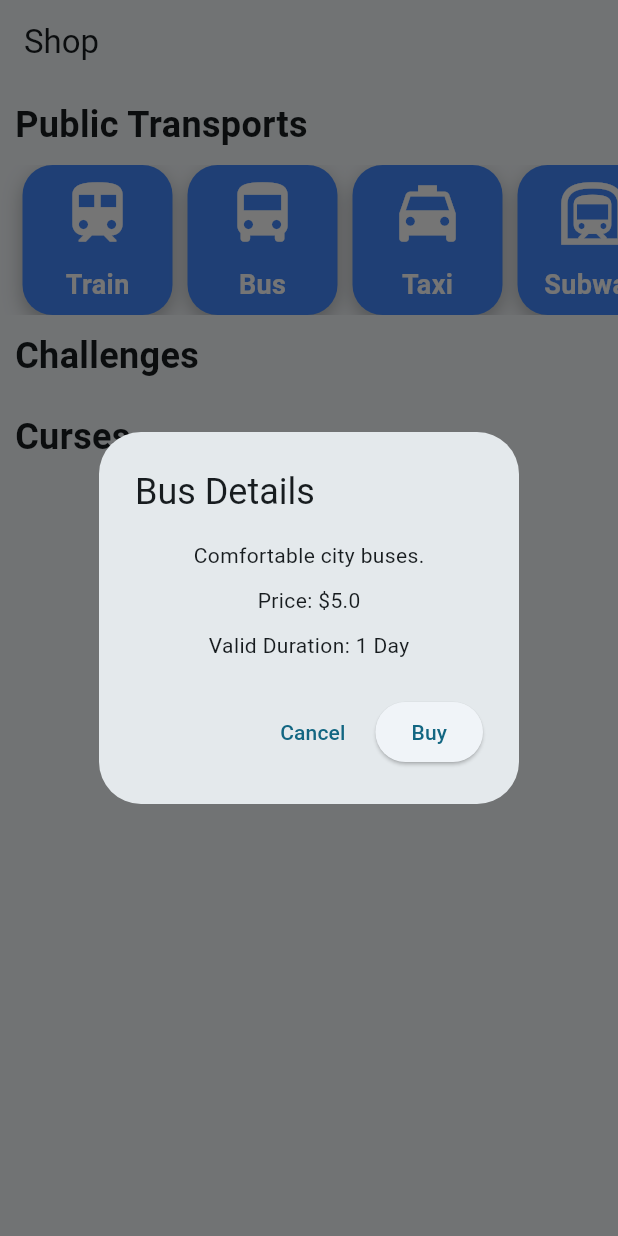
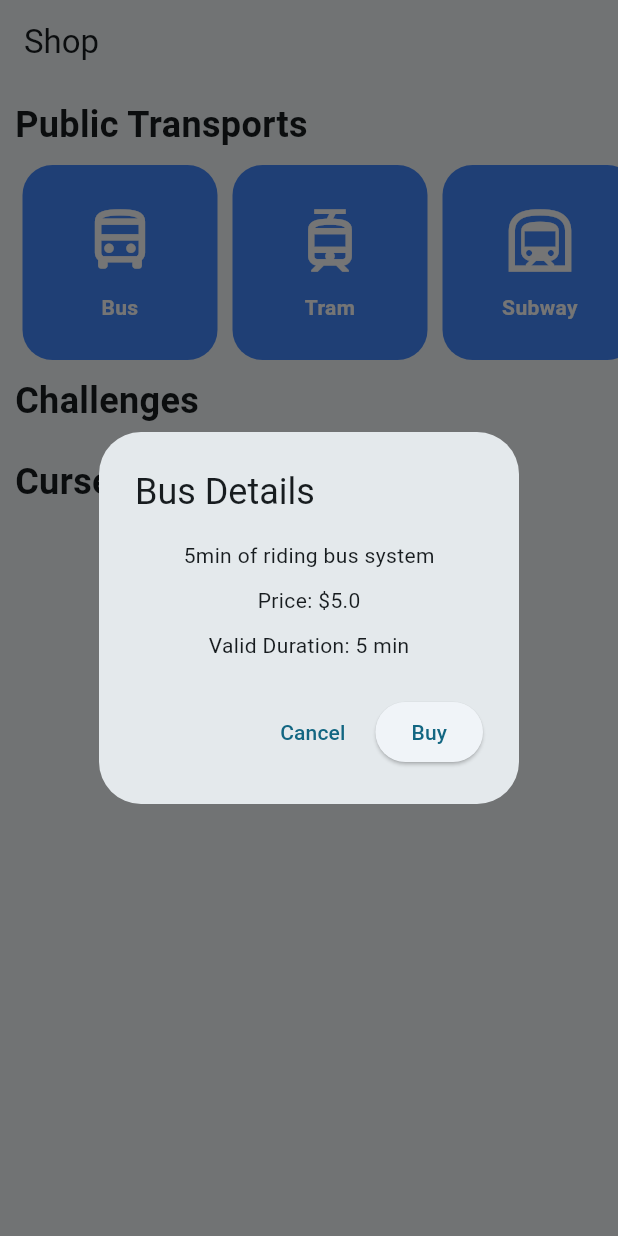
Before and after one commit to TheHuntingGame/the_hunting_game, a Flutter app: the ShopPage screen opened directly, after a tap on "Bus", on a phone screen of 412 x 824 dp. Run offline on Flutter 3.47's test engine with Material 3 defaults, Android fonts, the phone set to English and light mode, and no system bars; our stand-ins replace flutter_map, geolocator, latlong2, permission_handler, qr_flutter, shared_preferences; missing offline and left inert: flutter_map_cancellable_tile_provider; accounts and stored records are empty.

Commit message:
add public transportation icons, safe area compass

```diff
--- a/lib/screens/in_game/map_page.dart
+++ b/lib/screens/in_game/map_page.dart
@@ -153,8 +153,10 @@ class _MapPageState extends State<MapPage> {
                 userAgentPackageName: 'com.example.app',
               ),
 
-              const MapCompass.cupertino(
-                hideIfRotatedNorth: false,
+              const SafeArea(
+                child: MapCompass.cupertino(
+                  hideIfRotatedNorth: false,
+                ),
               ),
               if (_currentPosition != null)
                 MarkerLayer(
--- a/lib/screens/in_game/shop_page.dart
+++ b/lib/screens/in_game/shop_page.dart
@@ -4,32 +4,61 @@ import '../../components/transport_option.dart';
 class ShopPage extends StatelessWidget {
   final List<TransportOption> transportOptions = [
     TransportOption(
-      name: 'Train',
-      icon: Icons.train,
-      description: 'Fast and reliable train service.',
-      price: 10.0,
-      validDuration: '1 Day',
+      name: 'Bus',
+      icon: Icons.directions_bus_outlined,
+      description: '5min of riding bus system',
+      price: 5.0,
+      validDuration: '5 min',
     ),
     TransportOption(
-      name: 'Bus',
-      icon: Icons.directions_bus,
-      description: 'Comfortable city buses.',
-      price: 5.0,
-      validDuration: '1 Day',
+      name: 'Tram',
+      icon: Icons.tram_outlined,
+      description: '10min of riding tram system',
+      price: 10.0,
+      validDuration: '10 min',
+    ),
+    TransportOption(
+      name: 'Subway',
+      icon: Icons.subway_outlined,
+      description: '5min of riding subway system',
+      price: 10.0,
+      validDuration: '5min',
+    ),
+    TransportOption(
+      name: 'Suburban Train',
+      icon: Icons.directions_subway_outlined,
+      description: '10min of riding suburban train system',
+      price: 10.0,
+      validDuration: '10 min',
+    ),
+    TransportOption(
+      name: 'Train',
+      icon: Icons.train_outlined,
+      description: '20min of riding train system',
+      price: 10.0,
+      validDuration: '20 min',
+    ),
+    TransportOption(
+      name: 'E-Scooter/Bike',
+      icon: Icons.bike_scooter_outlined,
+      description: '10min of riding e-scooter/bike',
+      price: 10.0,
+      validDuration: '10 min',
     ),
     TransportOption(
       name: 'Taxi',
-      icon: Icons.local_taxi,
-      description: 'Convenient taxi service.',
+      icon: Icons.local_taxi_outlined,
+      description: '10min of riding taxi system',
       price: 20.0,
-      validDuration: '1 Hour',
+      validDuration: '10 min',
     ),
     TransportOption(
-    name: 'Subway',
-    icon: Icons.subway_outlined,
-    description: '5min of riding subway system',
-    price: 10.0,
-    validDuration: '5min')
+      name: 'Ferry',
+      icon: Icons.directions_boat_outlined,
+      description: '30min on a ferry',
+      price: 10.0,
+      validDuration: '30min',
+    )
   ];
 
   @override
@@ -43,15 +72,15 @@ class ShopPage extends StatelessWidget {
         child: Column(
           crossAxisAlignment: CrossAxisAlignment.start,
           children: [
-            Padding(
-              padding: const EdgeInsets.all(10.0),
+            const Padding(
+              padding: EdgeInsets.all(10.0),
               child: Text(
                 'Public Transports',
                 style: TextStyle(fontSize: 24, fontWeight: FontWeight.bold),
               ),
             ),
-            Container(
-              height: 100,
+            SizedBox(
+              height: 130,
               child: ListView.builder(
                 scrollDirection: Axis.horizontal,
                 padding: const EdgeInsets.symmetric(horizontal: 10.0),
@@ -63,34 +92,29 @@ class ShopPage extends StatelessWidget {
                       _showTransportDetails(context, transport);
                     },
                     child: Container(
-                      width: 100,
-                      margin: EdgeInsets.symmetric(horizontal: 5.0),
+                      width: 130,
+                      margin: const EdgeInsets.symmetric(horizontal: 5.0),
                       decoration: BoxDecoration(
                         color: Colors.blueAccent,
                         borderRadius: BorderRadius.circular(20),
-                        boxShadow: [
-                          BoxShadow(
-                            color: Colors.black26,
-                            blurRadius: 10,
-                            offset: Offset(0, 5),
-                          ),
-                        ],
                       ),
                       child: Column(
                         mainAxisAlignment: MainAxisAlignment.center,
+                        crossAxisAlignment: CrossAxisAlignment.center,
                         children: [
                           Icon(
                             transport.icon,
                             size: 50,
                             color: Colors.white,
                           ),
-                          SizedBox(height: 10),
-                          Text(
-                            transport.name,
-                            style: TextStyle(
-                              color: Colors.white,
-                              fontSize: 18,
-                              fontWeight: FontWeight.bold,
+                          const SizedBox(height: 10),Center(
+                            child: Text(
+                              transport.name,
+                              textAlign: TextAlign.center,
+                              style: const TextStyle(
+                                color: Colors.white,
+                                fontWeight: FontWeight.bold,
+                              ),
                             ),
                           ),
                         ],
@@ -100,16 +124,16 @@ class ShopPage extends StatelessWidget {
                 },
               ),
             ),
-            Padding(
-              padding: const EdgeInsets.all(10.0),
+            const Padding(
+              padding: EdgeInsets.all(10.0),
               child: Text(
                 'Challenges',
                 style: TextStyle(fontSize: 24, fontWeight: FontWeight.bold),
               ),
             ),
             // Add your Challenge widgets here
-            Padding(
-              padding: const EdgeInsets.all(10.0),
+            const Padding(
+              padding: EdgeInsets.all(10.0),
               child: Text(
                 'Curses',
                 style: TextStyle(fontSize: 24, fontWeight: FontWeight.bold),
```
Also changed, not shown: 1 other file.
